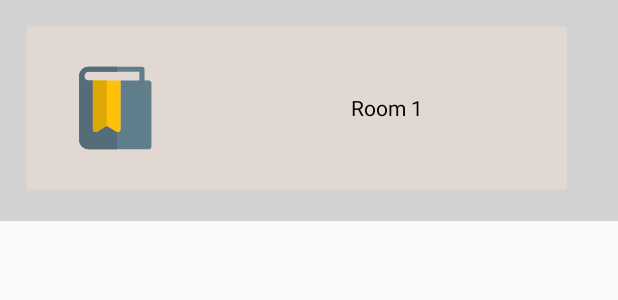
After one commit to ViktoriaKouni/ProjectAndroid, an Android app: the layout room_item.xml on its own in the app's theme, with its tools: preview values and no code run, on a phone screen of 412 x 824 dp. The commit adds this screen. Shown: the top 300 px of the screen. Run offline under Robolectric (Android 15) with nearby library versions, the phone set to English and light mode, and no system bars.

Commit message:
recycler view in layout

```diff
--- /dev/null
+++ b/app/src/main/res/layout/room_item.xml
@@ -0,0 +1,51 @@
+<?xml version="1.0" encoding="utf-8"?>
+<RelativeLayout xmlns:android="http://schemas.android.com/apk/res/android"
+    xmlns:app="http://schemas.android.com/apk/res-auto"
+    xmlns:tools="http://schemas.android.com/tools"
+    android:id="@+id/parent_layout"
+    android:layout_width="match_parent"
+    android:layout_height="wrap_content"
+    android:padding="10dp"
+    android:background="#3333">
+
+
+    <LinearLayout
+        android:id="@+id/rooms"
+        android:layout_width="360dp"
+        android:layout_height="119dp"
+        android:layout_marginStart="8dp"
+        android:layout_marginTop="8dp"
+        android:layout_marginEnd="8dp"
+        android:orientation="vertical"
+        app:layout_constraintBottom_toBottomOf="parent"
+        app:layout_constraintEnd_toEndOf="parent"
+        app:layout_constraintHorizontal_bias="0.4"
+        app:layout_constraintStart_toStartOf="parent"
+        app:layout_constraintTop_toBottomOf="@+id/selectRoom">
+
+        <LinearLayout
+            android:layout_width="match_parent"
+            android:layout_height="wrap_content"
+            android:background="@color/light_grey"
+            android:onClick="onClickSeeCondition"
+            android:orientation="horizontal">
+
+            <ImageView
+                android:id="@+id/imageView"
+                android:layout_width="match_parent"
+                android:layout_height="match_parent"
+                android:layout_weight="4"
+                app:srcCompat="@drawable/ic_launcher_foreground" />
+
+            <TextView
+                android:id="@+id/roomID"
+                android:layout_width="match_parent"
+                android:layout_height="match_parent"
+                android:layout_weight="2"
+                android:gravity="center"
+                android:text="Room 1" />
+        </LinearLayout>
+    </LinearLayout>
+
+
+</RelativeLayout>
```
Also changed, not shown: app/src/main/res/layout/activity_main.xml (+11 -39 lines).
